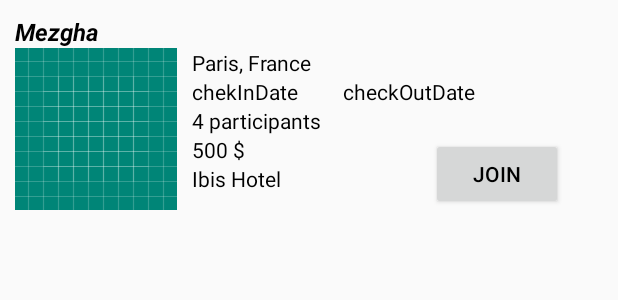
After one commit to CharafLachachi/VoyageonsEnsemble-1, an Android app: the layout my_item_view.xml on its own in the app's theme, with its tools: preview values and no code run, on a phone screen of 412 x 824 dp. The commit adds this screen. Shown: the top 300 px of the screen. Run offline under Robolectric (Android 15) with nearby library versions, the phone set to English and light mode, and no system bars; network calls fail.

Commit message:
display publications on Dashboard without image (not beautiful but functional)

```diff
--- a/app/build.gradle
+++ b/app/build.gradle
@@ -19,6 +19,7 @@ android {
 }
 
 dependencies {
+    implementation 'com.squareup.picasso:picasso:2.71828'
     implementation 'com.android.support:recyclerview-v7:28.0.0'
     implementation 'com.android.volley:volley:1.1.1'
     implementation 'com.auth0.android:jwtdecode:1.1.1'
--- a/app/src/main/res/layout/content_dashboard.xml
+++ b/app/src/main/res/layout/content_dashboard.xml
@@ -8,12 +8,6 @@
     tools:context=".activities.DashboardActivity"
     tools:showIn="@layout/app_bar_dashboard">
 
-    <TextView
-        android:id="@+id/hello"
-        android:layout_width="wrap_content"
-        android:layout_height="wrap_content"
-        android:text="hello word !"/>
-
     <!-- A RecyclerView with some commonly used attributes -->
     <android.support.v7.widget.RecyclerView
         android:id="@+id/my_recycler_view"
--- /dev/null
+++ b/app/src/main/res/layout/my_item_view.xml
@@ -0,0 +1,102 @@
+<?xml version="1.0" encoding="utf-8"?>
+<android.support.constraint.ConstraintLayout xmlns:android="http://schemas.android.com/apk/res/android"
+    xmlns:app="http://schemas.android.com/apk/res-auto"
+    xmlns:tools="http://schemas.android.com/tools"
+    android:layout_width="match_parent"
+    android:layout_height="match_parent"
+    android:orientation="vertical"
+    android:padding="10dp">
+
+    <TextView
+        android:id="@+id/owner"
+        android:layout_width="wrap_content"
+        android:layout_height="wrap_content"
+        android:layout_marginLeft="10dp"
+        android:text="Mezgha"
+        android:textSize="16dp"
+        android:textStyle="bold|italic"
+        android:textColor="@android:color/black"/>
+
+    <ImageView
+        android:id="@+id/meteo"
+        android:layout_width="wrap_content"
+        android:layout_height="wrap_content"
+        android:src="@drawable/ic_launcher_background"
+        app:layout_constraintTop_toBottomOf="@id/owner" />
+
+
+    <TextView
+        android:id="@+id/city"
+        android:layout_width="wrap_content"
+        android:layout_height="wrap_content"
+        android:layout_marginLeft="10dp"
+        android:text="Paris, France"
+        app:layout_constraintLeft_toRightOf="@id/meteo"
+        app:layout_constraintTop_toBottomOf="@id/owner"
+        android:textColor="@android:color/black"/>
+
+
+    <TextView
+        android:id="@+id/chekInDate"
+        android:layout_width="wrap_content"
+        android:layout_height="wrap_content"
+        android:layout_marginLeft="10dp"
+        android:text="chekInDate"
+        app:layout_constraintLeft_toRightOf="@id/meteo"
+        app:layout_constraintTop_toBottomOf="@id/city"
+        android:textColor="@android:color/black"/>
+
+    <TextView
+        android:id="@+id/checkOutDate"
+        android:layout_width="wrap_content"
+        android:layout_height="wrap_content"
+        android:layout_marginLeft="30dp"
+        android:text="checkOutDate"
+        app:layout_constraintLeft_toRightOf="@id/chekInDate"
+        app:layout_constraintTop_toBottomOf="@id/city"
+        android:textColor="@android:color/black"/>
+
+    <TextView
+        android:id="@+id/nbPrs"
+        android:layout_width="wrap_content"
+        android:layout_height="wrap_content"
+        android:layout_marginLeft="10dp"
+        android:text="4 participants"
+        app:layout_constraintLeft_toRightOf="@id/meteo"
+        app:layout_constraintTop_toBottomOf="@id/chekInDate"
+        android:textColor="@android:color/black"/>
+
+
+    <TextView
+        android:id="@+id/roomPrice"
+        android:layout_width="wrap_content"
+        android:layout_height="wrap_content"
+        android:layout_marginLeft="10dp"
+        android:text="500 $"
+        app:layout_constraintLeft_toRightOf="@id/meteo"
+        app:layout_constraintTop_toBottomOf="@id/nbPrs"
+        android:textColor="@android:color/black"/>
+
+
+    <TextView
+        android:id="@+id/hotelName"
+        android:layout_width="wrap_content"
+        android:layout_height="wrap_content"
+        android:layout_marginLeft="10dp"
+        android:text="Ibis Hotel"
+        app:layout_constraintLeft_toRightOf="@id/meteo"
+        app:layout_constraintTop_toBottomOf="@id/roomPrice"
+        android:textColor="@android:color/black"/>
+
+    <Button
+        android:id="@+id/join"
+        android:layout_width="wrap_content"
+        android:layout_height="wrap_content"
+        android:layout_marginLeft="100dp"
+        android:text="Join"
+        app:layout_constraintBottom_toBottomOf="@+id/meteo"
+        app:layout_constraintLeft_toRightOf="@id/hotelName"
+        android:textColor="@android:color/black"/>
+
+
+</android.support.constraint.ConstraintLayout>
```
Also changed, not shown: app/src/main/java/com/example/thamazgha/voyageonsensemble/activities/DashboardActivity.java (+34 -32 lines), app/src/main/java/com/example/thamazgha/voyageonsensemble/tools/CustomAdapter.java (+67 -8 lines), app/src/main/java/com/example/thamazgha/voyageonsensemble/tools/Item.java (deleted, +0 -108 lines), app/src/main/java/com/example/thamazgha/voyageonsensemble/tools/PublicationItem.java (added, +95 -0 lines), app/src/main/res/layout/list_item_view.xml (deleted, +0 -17 lines).
